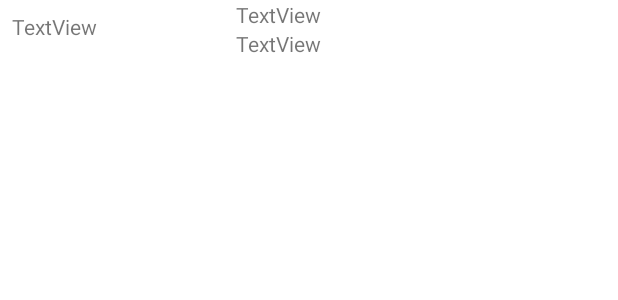
After one commit to 0427majimayu/Create_TMS_Activity, an Android app: the layout weekly_layout_custom.xml on its own in the app's theme, with its tools: preview values and no code run, on a phone screen of 412 x 824 dp. The commit adds this screen. Shown: the top 300 px of the screen. Run offline under Robolectric (Android 15) with nearby library versions, the phone set to English and light mode, and no system bars.

Commit message:
20220128

```diff
--- a/app/build.gradle
+++ b/app/build.gradle
@@ -1,6 +1,8 @@
 plugins {
     id 'com.android.application'
     id 'kotlin-android'
+//    id 'kotlin-kapt'
+//    id 'realm-android'
 }
 
 android {
@@ -41,7 +43,12 @@ dependencies {
     implementation 'androidx.appcompat:appcompat:1.3.1'
     implementation 'com.google.android.material:material:1.4.0'
     implementation 'androidx.constraintlayout:constraintlayout:2.1.0'
+    implementation "androidx.cardview:cardview:1.0.0"
+    implementation "androidx.recyclerview:recyclerview:1.2.1"
+//    implementation 'io.realm:android-adapters:3.1.0'
+
     testImplementation 'junit:junit:4.+'
     androidTestImplementation 'androidx.test.ext:junit:1.1.3'
     androidTestImplementation 'androidx.test.espresso:espresso-core:3.4.0'
+
 }
--- a/app/src/main/java/com/pineapple/create_tms_activity/EditWeeklyActivity.kt
+++ b/app/src/main/java/com/pineapple/create_tms_activity/EditWeeklyActivity.kt
@@ -14,7 +14,7 @@ import com.pineapple.create_tms_activity.databinding.ActivityEditWeeklyBinding
 import java.text.SimpleDateFormat
 import java.util.*
 
-class EditWeeklyActivity : AppCompatActivity(), TimePickerDialog.OnTimeSetListener {
+class EditWeeklyActivity : AppCompatActivity() {
 
     private lateinit var binding: ActivityEditWeeklyBinding
 
@@ -25,12 +25,12 @@ class EditWeeklyActivity : AppCompatActivity(), TimePickerDialog.OnTimeSetListen
         setContentView(binding.root)
 
         binding.startTimeEdit.setOnClickListener() {
-            val calendar: Calendar = Calendar.getInstance()
+            val cal = Calendar.getInstance()
 
-            val cal = Calendar.getInstance()
             val timeSetListener = TimePickerDialog.OnTimeSetListener { timePicker, hour, minute ->
                 cal.set(Calendar.HOUR_OF_DAY, hour)
                 cal.set(Calendar.MINUTE, minute)
+
                 binding.startTimeEdit.setText(SimpleDateFormat("HH:mm").format(cal.time))
             }
 
@@ -43,14 +43,6 @@ class EditWeeklyActivity : AppCompatActivity(), TimePickerDialog.OnTimeSetListen
                 true
             ).show()
         }
-
     }
 
-    override fun onTimeSet(p0: TimePicker?, p1: Int, p2: Int) {
-
-    }
-
-//        binding.returnButton.setOnClickListener(){
-//            finish()
-//        }
 }
--- a/app/src/main/res/layout/activity_weekly.xml
+++ b/app/src/main/res/layout/activity_weekly.xml
@@ -185,6 +185,7 @@
         app:layout_constraintEnd_toEndOf="parent"
         app:layout_constraintHorizontal_bias="0.9"
         app:layout_constraintStart_toStartOf="parent"
+        app:layout_constraintTop_toBottomOf="@id/textView14"
         app:layout_constraintVertical_bias="0.74" />
 
 
--- /dev/null
+++ b/app/src/main/res/layout/weekly_layout_custom.xml
@@ -0,0 +1,38 @@
+<?xml version="1.0" encoding="utf-8"?>
+<androidx.constraintlayout.widget.ConstraintLayout xmlns:android="http://schemas.android.com/apk/res/android"
+    android:layout_width="match_parent"
+    android:layout_height="match_parent">
+
+    <LinearLayout
+        android:layout_width="match_parent"
+        android:layout_height="match_parent"
+        android:orientation="horizontal">
+
+        <TextView
+            android:id="@+id/textView"
+            android:layout_width="wrap_content"
+            android:layout_height="wrap_content"
+            android:layout_weight="3"
+            android:padding="8dp"
+            android:text="TextView" />
+
+        <LinearLayout
+            android:layout_width="wrap_content"
+            android:layout_height="wrap_content"
+            android:layout_weight="7"
+            android:orientation="vertical">
+
+            <TextView
+                android:id="@+id/textView2"
+                android:layout_width="match_parent"
+                android:layout_height="wrap_content"
+                android:text="TextView" />
+
+            <TextView
+                android:id="@+id/textView3"
+                android:layout_width="match_parent"
+                android:layout_height="wrap_content"
+                android:text="TextView" />
+        </LinearLayout>
+    </LinearLayout>
+</androidx.constraintlayout.widget.ConstraintLayout>
--- a/build.gradle
+++ b/build.gradle
@@ -2,11 +2,14 @@
 buildscript {
     repositories {
         google()
+        jcenter()
         mavenCentral()
     }
     dependencies {
         classpath "com.android.tools.build:gradle:7.0.3"
         classpath 'org.jetbrains.kotlin:kotlin-gradle-plugin:1.6.10'
+//        classpath "io.realm:realm-gradle-plugin:7.0.0"
+
 
         // NOTE: Do not place your application dependencies here; they belong
         // in the individual module build.gradle files
```
